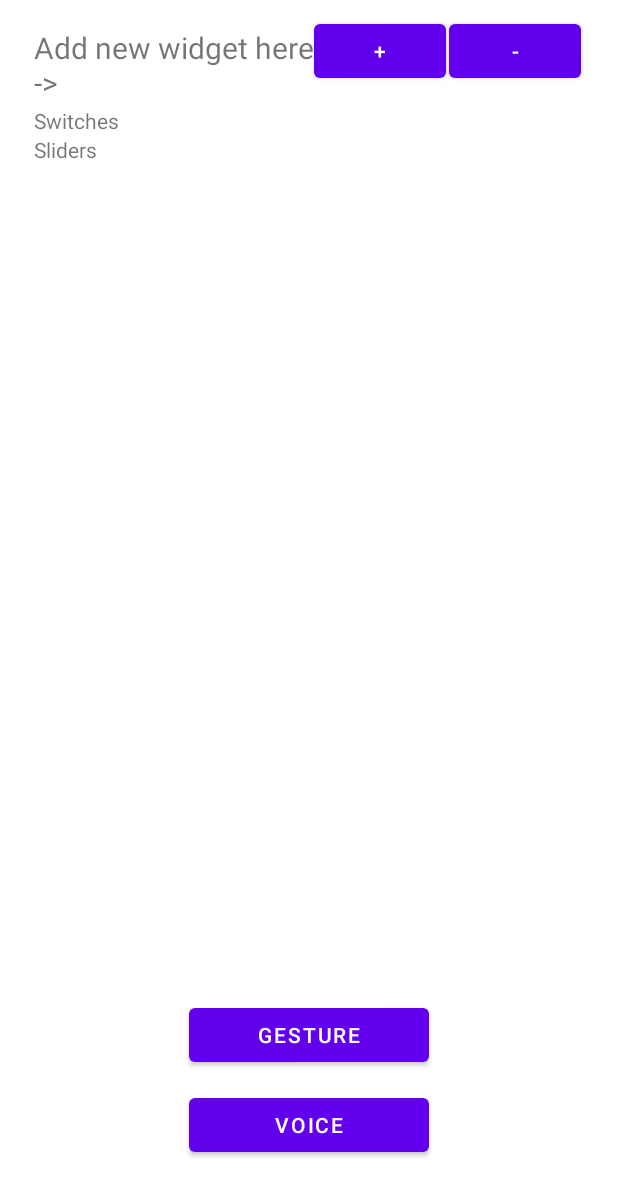
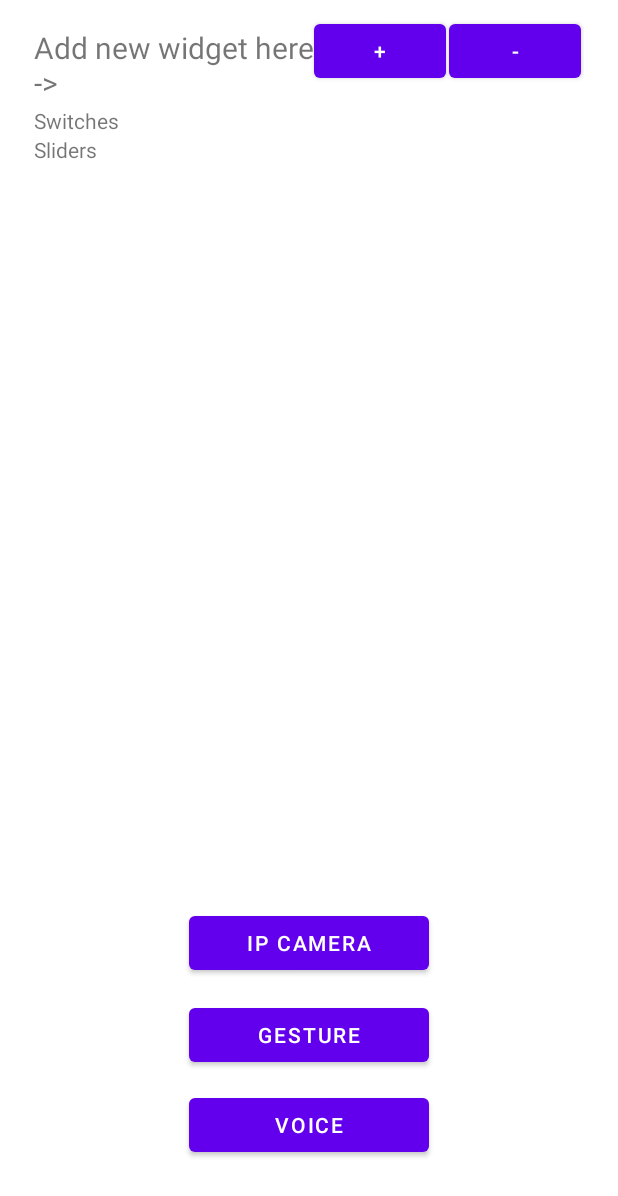
Before and after one commit to Truong-Giangg/SmartHRT, an Android app: the MainMenu screen opened directly, with no data from a screen before it, on a phone screen of 412 x 824 dp. Shown: the top 1196 px of the screen. Run offline under Robolectric (Android 15) with nearby library versions, the phone set to English and light mode, and no system bars; our stand-ins replace Firebase (no records; nobody signed in at launch, a user with empty details on screens opened directly); Roboto replaces fonts that are not available here.

Commit message:
ip camera

```diff
--- a/app/build.gradle
+++ b/app/build.gradle
@@ -34,8 +34,10 @@ dependencies {
     implementation 'com.google.android.material:material:1.4.0'
     implementation 'androidx.constraintlayout:constraintlayout:2.1.2'
     implementation 'com.google.firebase:firebase-database:20.0.2'
+    implementation 'com.github.marcoscgdev:IPCamView:1.0.0'
     implementation project(path: ':sdk')
     testImplementation 'junit:junit:4.+'
     androidTestImplementation 'androidx.test.ext:junit:1.1.3'
     androidTestImplementation 'androidx.test.espresso:espresso-core:3.4.0'
+
 }
--- a/app/src/main/res/layout/activity_main_menu.xml
+++ b/app/src/main/res/layout/activity_main_menu.xml
@@ -102,14 +102,26 @@
             </ScrollView>
         </LinearLayout>
     </LinearLayout>
+
+    <Button
+        android:id="@+id/ip_cam_view"
+        android:layout_width="wrap_content"
+        android:layout_height="wrap_content"
+        android:layout_alignParentBottom="true"
+        android:layout_centerHorizontal="true"
+        android:layout_marginBottom="171dp"
+        android:ems="10"
+        android:onClick="gotoIpCamera"
+        android:text="IP camera" />
+
     <Button
         android:id="@+id/gestureBtn"
         android:layout_width="wrap_content"
         android:layout_height="wrap_content"
+        android:layout_alignParentBottom="true"
+        android:layout_centerHorizontal="true"
+        android:layout_marginBottom="110dip"
         android:ems="10"
-        android:layout_centerHorizontal="true"
-        android:layout_alignParentBottom="true"
-        android:layout_marginBottom="110dip"
         android:onClick="gotoGesture"
         android:text="Gesture" />
 
--- a/build.gradle
+++ b/build.gradle
@@ -3,9 +3,10 @@ buildscript {
     repositories {
         google()
         mavenCentral()
+
     }
     dependencies {
-        classpath "com.android.tools.build:gradle:7.0.3"
+        classpath 'com.android.tools.build:gradle:7.0.4'
         classpath 'com.google.gms:google-services:4.3.10'
 
         // NOTE: Do not place your application dependencies here; they belong
@@ -13,6 +14,7 @@ buildscript {
     }
 }
 
+
 task clean(type: Delete) {
     delete rootProject.buildDir
 }
--- a/sdk/build.gradle
+++ b/sdk/build.gradle
@@ -102,8 +102,6 @@ android {
         minSdkVersion 24
         targetSdkVersion 31
 
-        versionCode openCVersionCode
-        versionName openCVersionName
 
         externalNativeBuild {
             cmake {
--- a/settings.gradle
+++ b/settings.gradle
@@ -3,6 +3,7 @@ dependencyResolutionManagement {
     repositories {
         google()
         mavenCentral()
+        maven { url 'https://jitpack.io' }
         jcenter() // Warning: this repository is going to shut down soon
     }
 }
```
Also changed, not shown: app/src/main/AndroidManifest.xml (+15 -7 lines), app/src/main/java/com/first_java_app/smarthrt/MainMenu.java (+6 -2 lines), app/src/main/java/com/first_java_app/smarthrt/ipCamere.java (added, +38 -0 lines), app/src/main/res/layout/activity_ip_camere.xml (added, +42 -0 lines), 1319 other files.
